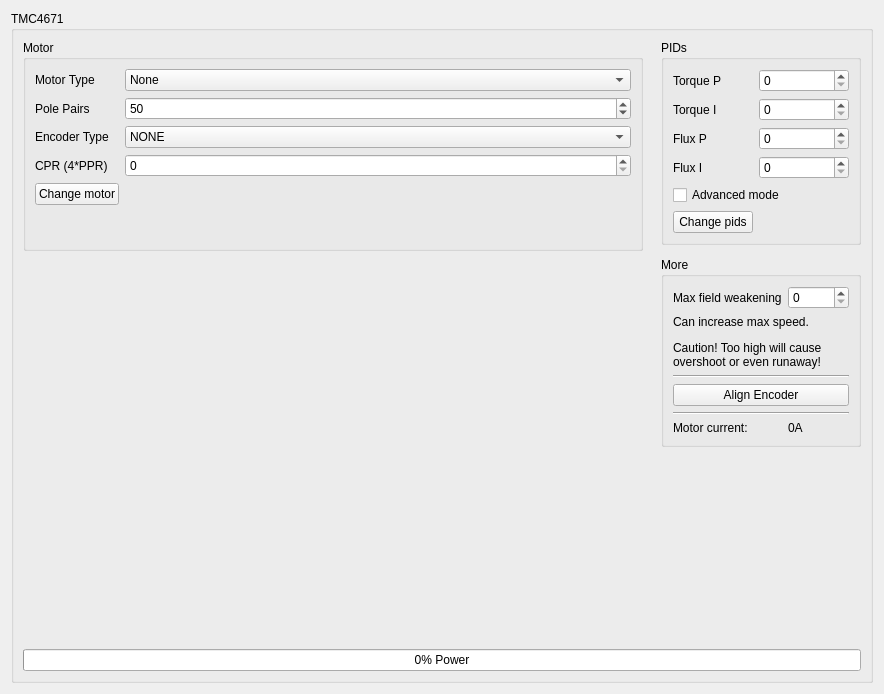
This is res/tmc4671_ui.ui in Ultrawipf/OpenFFBoard-configurator as Qt 5 draws it before an edit. The edited form follows.
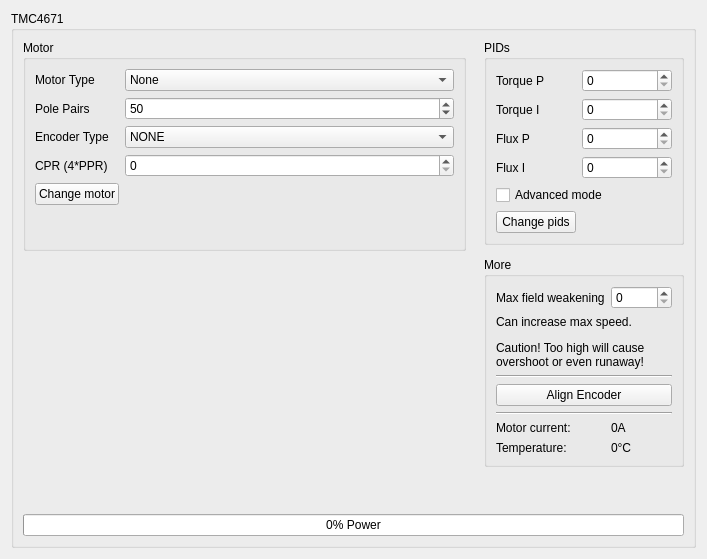
This is the edited form. Custom widgets are drawn as their Qt base class.

Commit message: add invert for buttons

```diff
--- a/res/tmc4671_ui.ui
+++ b/res/tmc4671_ui.ui
@@ -6,8 +6,8 @@
    <rect>
     <x>0</x>
     <y>0</y>
-    <width>884</width>
-    <height>694</height>
+    <width>707</width>
+    <height>559</height>
    </rect>
   </property>
   <property name="windowTitle">
@@ -211,6 +211,20 @@
            </property>
           </widget>
          </item>
+         <item row="6" column="0">
+          <widget class="QLabel" name="label_12">
+           <property name="text">
+            <string>Temperature:</string>
+           </property>
+          </widget>
+         </item>
+         <item row="6" column="1">
+          <widget class="QLabel" name="label_Temp">
+           <property name="text">
+            <string>0°C</string>
+           </property>
+          </widget>
+         </item>
         </layout>
        </widget>
       </item>
```
The commit also changes 3 other files.
